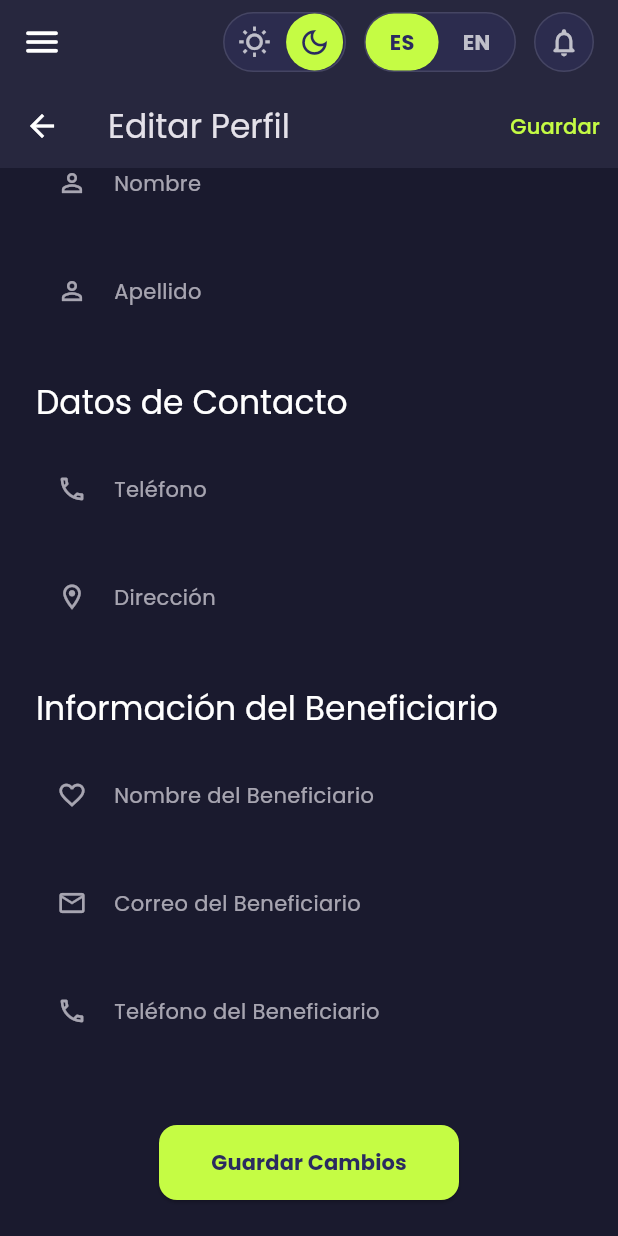
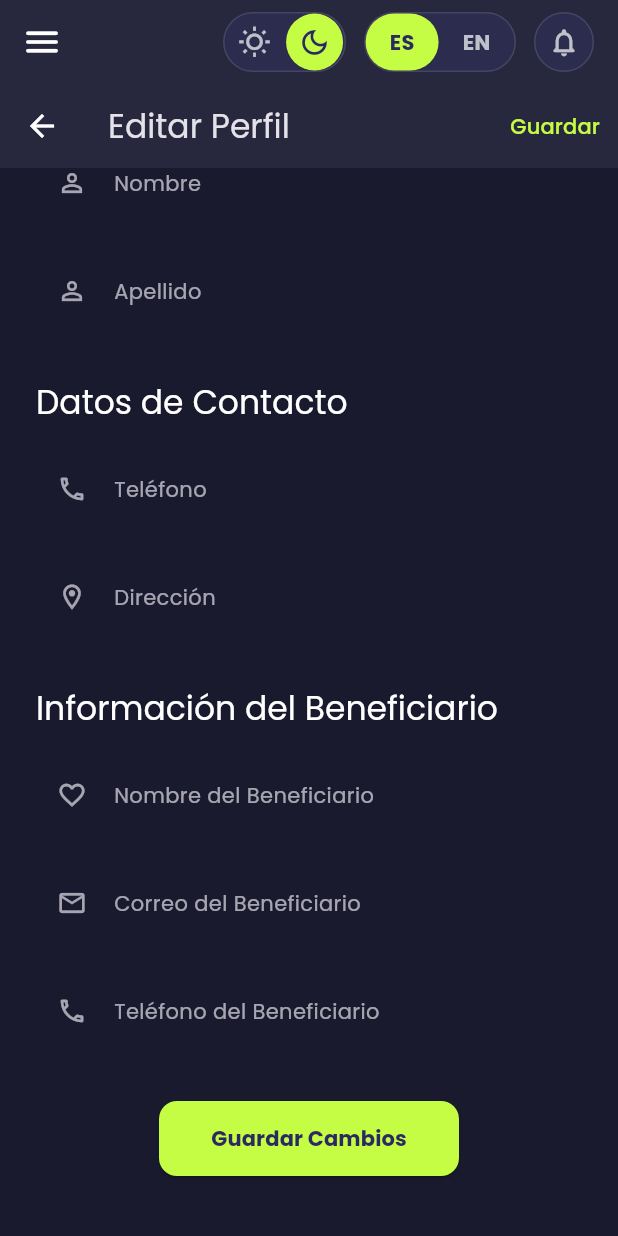
Before and after one commit to atorress91/flutter-app, a Flutter app: the EditProfileScreen screen opened by its route, scrolled down 290 dp, on a phone screen of 412 x 824 dp. Run offline on Flutter 3.47's test engine with Material 3 defaults, Android fonts, the phone set to English and light mode, and no system bars; our stand-ins replace cached_network_image, connectivity_plus, custom_refresh_indicator, device_info_plus, equatable, firebase_core and 10 more; missing offline and left inert: network_info_plus; accounts and stored records are empty.

Commit message:
feat(ui): enhance edit profile screen layout and structure
Refactor the edit profile screen to improve layout and usability.
Replaced the outer Column with SafeArea and LayoutBuilder for better
scrolling behavior and responsiveness. Introduced ConstrainedBox and
IntrinsicHeight to ensure proper sizing of sections. Added a Spacer
to push the save button down, enhancing the overall user experience.

No breaking changes.

```diff
--- a/lib/features/dashboard/presentation/screens/edit_profile_screen.dart
+++ b/lib/features/dashboard/presentation/screens/edit_profile_screen.dart
@@ -102,11 +102,16 @@ class _EditProfileScreenState extends ConsumerState<EditProfileScreen> {
           ),
         ],
       ),
-      body: Column(
-        children: [
-          Expanded(
-            child: SingleChildScrollView(
+      body: SafeArea(
+        child: LayoutBuilder(
+          builder: (context, constraints) {
+            return SingleChildScrollView(
               padding: const EdgeInsets.all(24.0),
+              child: ConstrainedBox(
+                constraints: BoxConstraints(
+                  minHeight: constraints.maxHeight - 48.0, // Resta el padding
+                ),
+                child: IntrinsicHeight(
                   child: Column(
                     crossAxisAlignment: CrossAxisAlignment.stretch,
                     children: [
@@ -148,15 +153,15 @@ class _EditProfileScreenState extends ConsumerState<EditProfileScreen> {
                         beneficiaryEmailController: _beneficiaryEmailController,
                         beneficiaryPhoneController: _beneficiaryPhoneController,
                       ),
-                ],
-              ),
-            ),
-          ),
-          // Botón fuera del SingleChildScrollView
-          Padding(
-            padding: const EdgeInsets.all(24.0),
-            child: Align(
-              alignment: Alignment.center,
+
+                      // Spacer flexible para empujar el botón hacia abajo
+                      const Spacer(),
+
+                      // Espacio mínimo antes del botón
+                      const SizedBox(height: 32),
+
+                      // Botón centrado
+                      Center(
                         child: PrimaryButton(
                           text: l10n.editProfileSaveChangesButton,
                           onPressed: _saveChanges,
@@ -164,8 +169,16 @@ class _EditProfileScreenState extends ConsumerState<EditProfileScreen> {
                           padding: const EdgeInsets.symmetric(vertical: 12.0),
                         ),
                       ),
+
+                      // Espacio adicional al final para asegurar que el botón no toque el borde
+                      const SizedBox(height: 16),
+                    ],
                   ),
-        ],
+                ),
+              ),
+            );
+          },
+        ),
       ),
     );
   }
```
Lines whose indentation alone changed are shown as unchanged.
